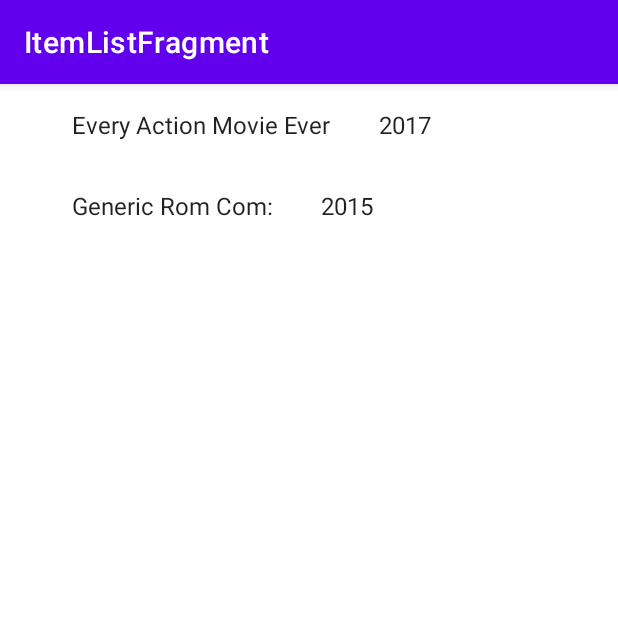
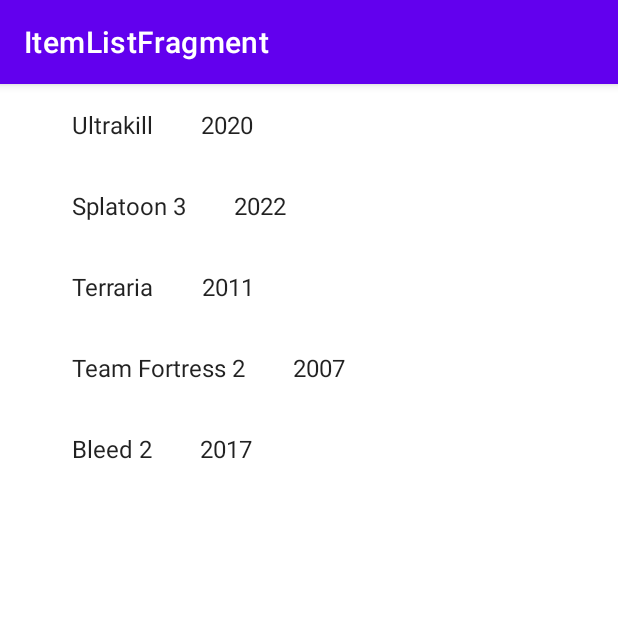
Before and after one commit to richtanner/MediaModels2022, an Android app: the screen it shows after launch (ItemDetailHostActivity), on a phone screen of 412 x 824 dp, the top half of it. Run offline under Robolectric (Android 15) with nearby library versions, the phone set to English and light mode, and no system bars; our stand-ins replace navigation-ui.

Commit message:
added many things. this assignment is very tiring.

```diff
--- a/app/src/main/AndroidManifest.xml
+++ b/app/src/main/AndroidManifest.xml
@@ -2,7 +2,10 @@
 <manifest xmlns:android="http://schemas.android.com/apk/res/android"
     xmlns:tools="http://schemas.android.com/tools">
 
+    <uses-permission android:name="android.permission.INTERNET" />
+
     <application
+        android:name=".App"
         android:allowBackup="true"
         android:dataExtractionRules="@xml/data_extraction_rules"
         android:fullBackupContent="@xml/backup_rules"
@@ -12,6 +15,9 @@
         android:supportsRtl="true"
         android:theme="@style/Theme.MediaModels2022"
         tools:targetApi="31">
+        <activity
+            android:name=".WebActivity"
+            android:exported="false" />
         <activity
             android:name=".ItemDetailHostActivity"
             android:exported="true"
--- /dev/null
+++ b/app/src/main/java/com/cs315/mediamodels2022/App.java
@@ -0,0 +1,18 @@
+package com.cs315.mediamodels2022;
+
+import android.app.Application;
+import android.content.Context;
+
+public class App extends Application
+{
+    private static Context mContext;
+
+    @Override
+    public void onCreate()
+    {
+        super.onCreate();
+        mContext = this;
+    }
+
+    public static Context getContext() {return mContext;}
+}
--- a/app/src/main/java/com/cs315/mediamodels2022/ItemDetailFragment.java
+++ b/app/src/main/java/com/cs315/mediamodels2022/ItemDetailFragment.java
@@ -2,6 +2,7 @@ package com.cs315.mediamodels2022;
 
 import android.app.Activity;
 import android.content.ClipData;
+import android.content.Intent;
 import android.os.Bundle;
 import android.view.DragEvent;
 
@@ -33,6 +34,7 @@ public class ItemDetailFragment extends Fragment {
      * We used the MediaTitle as our ID.
      */
     public static final String ARG_ITEM_ID = "item_id";
+    public static final String URLSENDEY = "https://isitchristmas.com/";
 
     /**
      * The Movie content this fragment is presenting.
@@ -122,6 +124,10 @@ public class ItemDetailFragment extends Fragment {
                     @Override
                     public void onClick(View view)
                     {
+                        Intent intent = new Intent(ItemDetailFragment.super.getActivity(), WebActivity.class);
+                        String url = mediaItem.getMediaWeblink();
+                        intent.putExtra(URLSENDEY, url);
+                        startActivity(intent);
 
                         // CS315: DO THIS
                         // TODO: launch the webpage with the URL we gots back from the model... also lose the snackbar stuff
--- a/app/src/main/java/com/cs315/mediamodels2022/ItemListFragment.java
+++ b/app/src/main/java/com/cs315/mediamodels2022/ItemListFragment.java
@@ -41,7 +41,7 @@ public class ItemListFragment extends Fragment {
 
     // CS315: DO THIS
     // TODO: After you create your OWN Model Creator, DELETE the reference to "ProfsExampleMediaContent" above and call your own!
-
+    // no :)
 
     @Override
     public View onCreateView(LayoutInflater inflater, ViewGroup container, Bundle savedInstanceState) {
--- a/app/src/main/java/com/cs315/mediamodels2022/ProfsExampleMediaContent.java
+++ b/app/src/main/java/com/cs315/mediamodels2022/ProfsExampleMediaContent.java
@@ -24,17 +24,35 @@ public class ProfsExampleMediaContent {
     // CS315: DO THIS
     // TODO: COPY this class to create your OWN MediaContent.  Then, create five NEW media objects here. Complete with images and URLs. DELETE the two existing movies, they are only here as an example
 
-    private static final String movie1Title = "Generic Rom Com:";
-    private static final String movie1Description = "Naturally, focuses on 2 people who really shouldn’t be together. It somehow becomes mutually advantageous for them to be together, or perhaps, they are interested in each other but their romance is based on false pretenses. Because the leads generally have no charisma, they each need a zany best friend who inserts dirty jokes wherever necessary. The two leads will fall in love in an extended music montage set to the music of Sixpence None the Richer. Once they find out about the false pretenses, they will take some time apart but realize how much they care for the other. Then comes “The Chase,” which can either be in an airport (not legal anymore), in traffic or somehow on boats. \n \nYou've seen this before, but not with these two actors!";
-    private static final String movie1Year = "2015";
-    private static final String movie1Image = "genericromcom";
-    private static final String movie1Weblink = "http://showtimeshowdown.com/5-cliche-formulas-of-movie-genres/";
+    private static final String game1 = App.getContext().getResources().getString(R.string.game1);
+    private static final String description1 = App.getContext().getResources().getString(R.string.description1);
+    private static final String year1 = App.getContext().getResources().getString(R.string.year1);
+    private static final String image1 = "genericromcom";
+    private static final String link1 = App.getContext().getResources().getString(R.string.link1);
 
-    private static final String actionTitle = "Every Action Movie Ever";
-    private static final String actionDescription = "The villain has left the hero for dead, or killed the hero’s brother, sister, parents, wife or family pets. Filled with righteous fury, the hero tools up and embarks on a bloody rampage.  \n \nIf the movie does well, we will do it again in the sequel! \n \nMaybe the villain tries to get revenge on the hero for getting revenge on the villain in this movie...";
-    private static final String actionYear = "2017";
-    private static final String actionImage = "genericaction";
-    private static final String actionWeblink = "http://www.denofgeek.com/us/movies/18824/the-5-most-common-action-movie-plots";
+    private static final String game2 = App.getContext().getResources().getString(R.string.game2);
+    private static final String description2 = App.getContext().getResources().getString(R.string.description2);
+    private static final String year2 = App.getContext().getResources().getString(R.string.year2);
+    private static final String image2 = "genericromcom";
+    private static final String link2 = App.getContext().getResources().getString(R.string.link2);
+
+    private static final String game3 = App.getContext().getResources().getString(R.string.game3);
+    private static final String description3 = App.getContext().getResources().getString(R.string.description3);
+    private static final String year3 = App.getContext().getResources().getString(R.string.year3);
+    private static final String image3 = "genericromcom";
+    private static final String link3 = App.getContext().getResources().getString(R.string.link3);
+
+    private static final String game4 = App.getContext().getResources().getString(R.string.game4);
+    private static final String description4 = App.getContext().getResources().getString(R.string.description4);
+    private static final String year4 = App.getContext().getResources().getString(R.string.year4);
+    private static final String image4 = "genericromcom";
+    private static final String link4 = App.getContext().getResources().getString(R.string.link4);
+
+    private static final String game5 = App.getContext().getResources().getString(R.string.game5);
+    private static final String description5 = App.getContext().getResources().getString(R.string.description5);
+    private static final String year5 = App.getContext().getResources().getString(R.string.year5);
+    private static final String image5 = "genericromcom";
+    private static final String link5 = App.getContext().getResources().getString(R.string.link5);
 
 
     /**
@@ -43,12 +61,18 @@ public class ProfsExampleMediaContent {
     public List<MediaModel> createMovieMagic () {
 
         // make those movie objects
-        MediaModel action = new MediaModel(actionTitle, actionDescription, actionYear, actionImage, actionWeblink);
-        MediaModel romcom = new MediaModel(movie1Title, movie1Description, movie1Year, movie1Image, movie1Weblink);
+        MediaModel model1 = new MediaModel(game1, description1, year1, image1, link1);
+        MediaModel model2 = new MediaModel(game2, description2, year2, image2, link2);
+        MediaModel model3 = new MediaModel(game3, description3, year3, image3, link3);
+        MediaModel model4 = new MediaModel(game4, description4, year4, image4, link4);
+        MediaModel model5 = new MediaModel(game5, description5, year5, image5, link5);
 
         // add EACH movie object to our lists and maps
-        addMovieToList(action);
-        addMovieToList(romcom);
+        addMovieToList(model1);
+        addMovieToList(model2);
+        addMovieToList(model3);
+        addMovieToList(model4);
+        addMovieToList(model5);
 
         // no more movies to add?  Okay... return our list
         return MOVIES;
--- a/app/src/main/res/values/strings.xml
+++ b/app/src/main/res/values/strings.xml
@@ -1,4 +1,24 @@
 <resources>
-    <string name="app_name">MediaModels2022</string>
+    <string name="app_name">Recent neat games I\'ve played</string>
     <string name="title_item_detail">Item Detail</string>
+    <string name="game1">Ultrakill</string>
+    <string name="description1">I wouldn\’t exactly say shooter games are my favorite genre, but \‘boomer shooters\’ generally do better for me than normal. That being said, ULTRAKILL is very good. It\’s very fast paced, very action-packed, all style, all substance. Very good. It is about as violent as the name sounds. Your character, a robot venturing into hell to sustain itself after humanity has gone extinct, refuels by soaking in the blood of the enemies in the game. which. speaks for itself. Look up devilmayquake.com and see where it takes you. Actually no, just click the link, that probably works better.</string>
+    <string name="year1">2020</string>
+    <string name="link1">https://store.steampowered.com/app/1229490/ULTRAKILL/</string>
+    <string name="game2">Splatoon 3</string>
+    <string name="description2">I realize I just said in the last entry that shooters aren\’t my favorite genre, but. Splatoon 3 is very good. I didn\’t expect it to be that big of a step up from 2, but it has so much more visual flare, so many balance things, much more interesting story mode, tons of quality of life changes, and much more. Most importantly, it actually has servers that work well, (i know, that’s heresy for nintendo games) so I can actually play with friends on the college wifi. Good times.</string>
+    <string name="year2">2022</string>
+    <string name="link2">https://splatoon.nintendo.com/</string>
+    <string name="game3">Terraria</string>
+    <string name="description3">It feels redundant to say I\'ve been playing Terraria recently, given I\'ve just. Always been playing Terraria. It\'s the first game I ever owned on steam. I\'ve bought it 3 times, on two different steam accounts and also on Switch. My steam page lists 1300 hours, and honestly there\'s probably more that on other versions. It\'s very good. Favorite game. They recently released the last last last update since they won the Labor of Love award last year, and it adds so much polish and cool things. It\'s very good. Play it.</string>
+    <string name="year3">2011</string>
+    <string name="link3">https://store.steampowered.com/app/105600/Terraria/</string>
+    <string name="game4">Team Fortress 2</string>
+    <string name="description4">Man, I play more shooter games than I thought. I remember people going nuts when this game turned 10 like it was yesterday, and it\'s 5 years younger than me. It turned 10 in 2017. It is 15 years old now. I do not want to think about this fact. Game\'s good though! Very good class-based shootey times. People have compared it to Overwatch a frankly upsetting amount, which I somewhat see? But honestly, despite Overwatch being much cleaner by today\'s standards, I still very much prefer TF2. It just has so much more character and charm. Very good.</string>
+    <string name="year4">2007</string>
+    <string name="link4">https://store.steampowered.com/app/440/Team_Fortress_2/</string>
+    <string name="game5">Bleed 2</string>
+    <string name="description5">Do not be alarmed! There is very little, if any, bleeding in this game. It\'s a sequel to Bleed, which admittedly does contain much more bleeding. It\'s a side-scrolling, shoot-em-up bullet hell, where you have both a katana and two pistols to reflect projectiles and shoot the baddies. There is not a concept of down time in this game. You ping-pong between level and bosses so fast, respawn very quick after the protagonist makes quips at the enemy, and even between levels there\'s just quick plot cutscene on the news and then BOOM more action. Very good game.</string>
+    <string name="year5">2017</string>
+    <string name="link5">https://store.steampowered.com/app/396350/Bleed_2/</string>
 </resources>
--- a/build.gradle
+++ b/build.gradle
@@ -1,5 +1,5 @@
 // Top-level build file where you can add configuration options common to all sub-projects/modules.
 plugins {
-    id 'com.android.application' version '7.3.0' apply false
-    id 'com.android.library' version '7.3.0' apply false
+    id 'com.android.application' version '7.2.2' apply false
+    id 'com.android.library' version '7.2.2' apply false
 }
```
Also changed, not shown: app/src/main/java/com/cs315/mediamodels2022/WebActivity.java (added, +24 -0 lines), app/src/main/res/layout/activity_web.xml (added, +17 -0 lines), gradle/wrapper/gradle-wrapper.properties.
